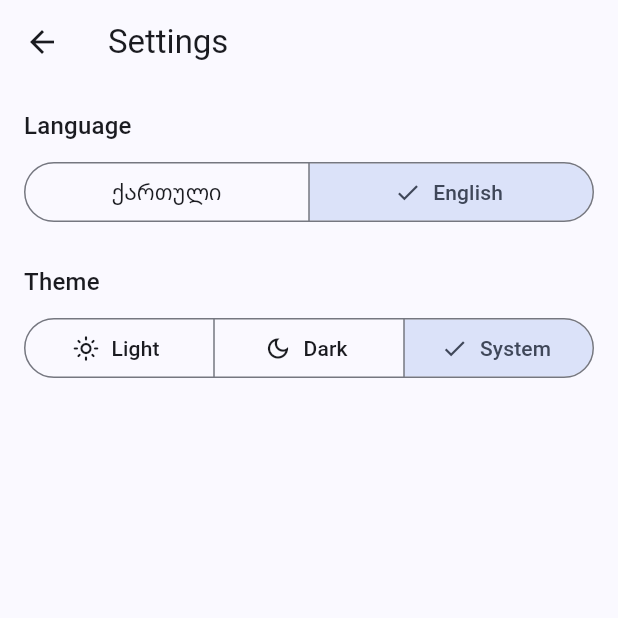
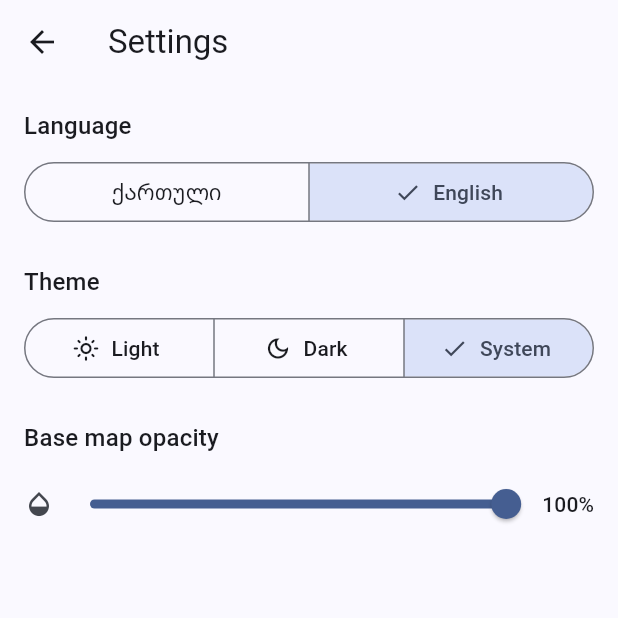
Before and after one commit to GIS-GEORGIA/amindi, a Flutter app: the screen it shows after launch, after a tap on the "settings" icon, on a phone screen of 412 x 824 dp, the top half of it. Run offline on Flutter 3.47's test engine with Material 3 defaults, Android fonts, the phone set to English and light mode, and no system bars; our stand-ins replace dio, easy_localization, flutter_map, flutter_riverpod, latlong2, shared_preferences.

Commit message:
Base map opacity slider
- baseMapOpacityProvider (0.2-1.0, persisted in shared_preferences)
- Opacity wrapper around the tile layer
- Slider in the overlay card (with divider) and in settings with percent label

Co-Authored-By: Claude Fable 5 <noreply@anthropic.com>

```diff
--- a/assets/translations/en.json
+++ b/assets/translations/en.json
@@ -75,6 +75,7 @@
     "theme": "Theme",
     "theme_light": "Light",
     "theme_dark": "Dark",
-    "theme_system": "System"
+    "theme_system": "System",
+    "map_opacity": "Base map opacity"
   }
 }
--- a/assets/translations/ka.json
+++ b/assets/translations/ka.json
@@ -75,6 +75,7 @@
     "theme": "თემა",
     "theme_light": "ნათელი",
     "theme_dark": "მუქი",
-    "theme_system": "სისტემური"
+    "theme_system": "სისტემური",
+    "map_opacity": "საბაზისო რუკის გამჭვირვალეობა"
   }
 }
--- a/lib/features/map/presentation/map_screen.dart
+++ b/lib/features/map/presentation/map_screen.dart
@@ -11,6 +11,7 @@ import '../../overlay/domain/overlay_type.dart';
 import '../../overlay/presentation/providers/overlay_providers.dart';
 import '../../overlay/presentation/widgets/overlay_controls.dart';
 import '../../settings/presentation/settings_screen.dart';
+import 'providers/base_map_opacity_provider.dart';
 
 enum BaseLayer { standard, terrain }
 
@@ -46,11 +47,14 @@ class _MapScreenState extends ConsumerState<MapScreen> {
               onTap: (_, point) => _showPointSheet(context, point),
             ),
             children: [
-              TileLayer(
-                urlTemplate: _baseLayer == BaseLayer.standard
-                    ? MapConstants.osmTileUrl
-                    : MapConstants.openTopoTileUrl,
-                userAgentPackageName: MapConstants.userAgentPackageName,
+              Opacity(
+                opacity: ref.watch(baseMapOpacityProvider),
+                child: TileLayer(
+                  urlTemplate: _baseLayer == BaseLayer.standard
+                      ? MapConstants.osmTileUrl
+                      : MapConstants.openTopoTileUrl,
+                  userAgentPackageName: MapConstants.userAgentPackageName,
+                ),
               ),
               if (overlayType != OverlayType.none)
                 ref
--- /dev/null
+++ b/lib/features/map/presentation/providers/base_map_opacity_provider.dart
@@ -0,0 +1,30 @@
+import 'package:flutter_riverpod/flutter_riverpod.dart';
+import 'package:shared_preferences/shared_preferences.dart';
+
+/// Opacity of the base tile layer (0.2–1.0). Lowering it makes weather
+/// overlays stand out, Windy-style.
+final baseMapOpacityProvider =
+    NotifierProvider<BaseMapOpacityNotifier, double>(
+        BaseMapOpacityNotifier.new);
+
+class BaseMapOpacityNotifier extends Notifier<double> {
+  static const _prefsKey = 'base_map_opacity';
+
+  @override
+  double build() {
+    _restore();
+    return 1.0;
+  }
+
+  Future<void> _restore() async {
+    final prefs = await SharedPreferences.getInstance();
+    final saved = prefs.getDouble(_prefsKey);
+    if (saved != null) state = saved.clamp(0.2, 1.0);
+  }
+
+  Future<void> set(double value) async {
+    state = value.clamp(0.2, 1.0);
+    final prefs = await SharedPreferences.getInstance();
+    await prefs.setDouble(_prefsKey, state);
+  }
+}
--- a/lib/features/settings/presentation/settings_screen.dart
+++ b/lib/features/settings/presentation/settings_screen.dart
@@ -2,6 +2,7 @@ import 'package:easy_localization/easy_localization.dart';
 import 'package:flutter/material.dart';
 import 'package:flutter_riverpod/flutter_riverpod.dart';
 
+import '../../map/presentation/providers/base_map_opacity_provider.dart';
 import 'providers/theme_mode_provider.dart';
 
 class SettingsScreen extends ConsumerWidget {
@@ -58,6 +59,32 @@ class SettingsScreen extends ConsumerWidget {
             onSelectionChanged: (selection) =>
                 ref.read(themeModeProvider.notifier).set(selection.first),
           ),
+          const SizedBox(height: 24),
+          Text(
+            'settings.map_opacity'.tr(),
+            style: Theme.of(context).textTheme.titleMedium,
+          ),
+          const SizedBox(height: 8),
+          Row(
+            children: [
+              Icon(Icons.opacity,
+                  size: 20,
+                  color: Theme.of(context).colorScheme.onSurfaceVariant),
+              Expanded(
+                child: Slider(
+                  min: 0.2,
+                  max: 1,
+                  value: ref.watch(baseMapOpacityProvider),
+                  onChanged: (v) =>
+                      ref.read(baseMapOpacityProvider.notifier).set(v),
+                ),
+              ),
+              Text(
+                '${(ref.watch(baseMapOpacityProvider) * 100).round()}%',
+                style: Theme.of(context).textTheme.labelLarge,
+              ),
+            ],
+          ),
         ],
       ),
     );
```
Also changed, not shown: lib/features/overlay/presentation/widgets/overlay_controls.dart (+27 -1 lines).
